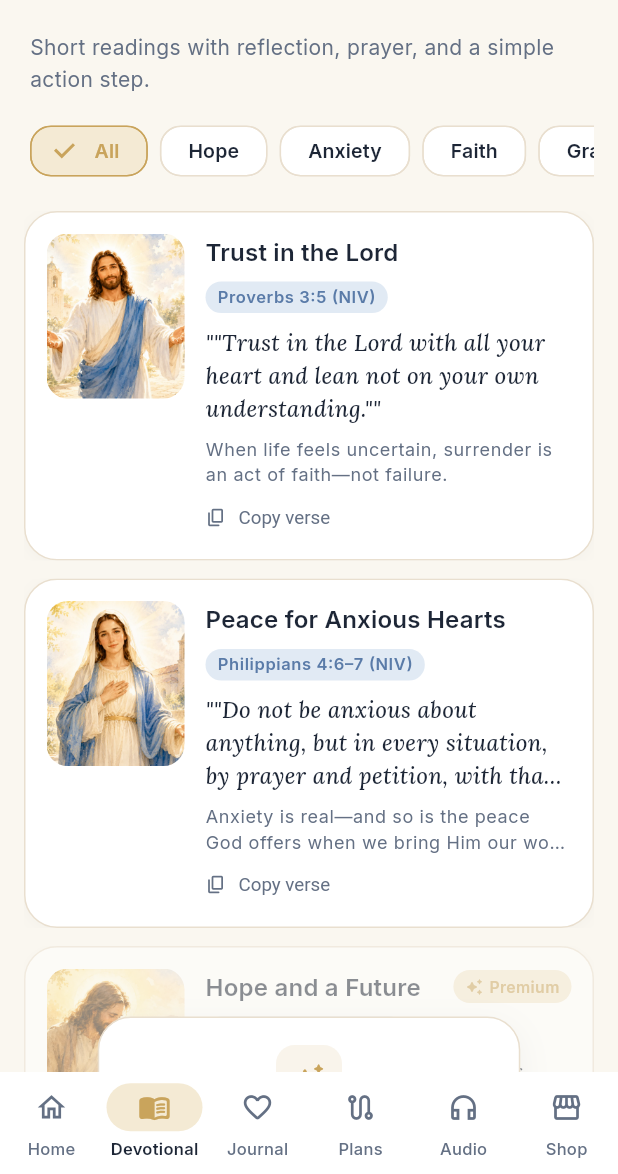
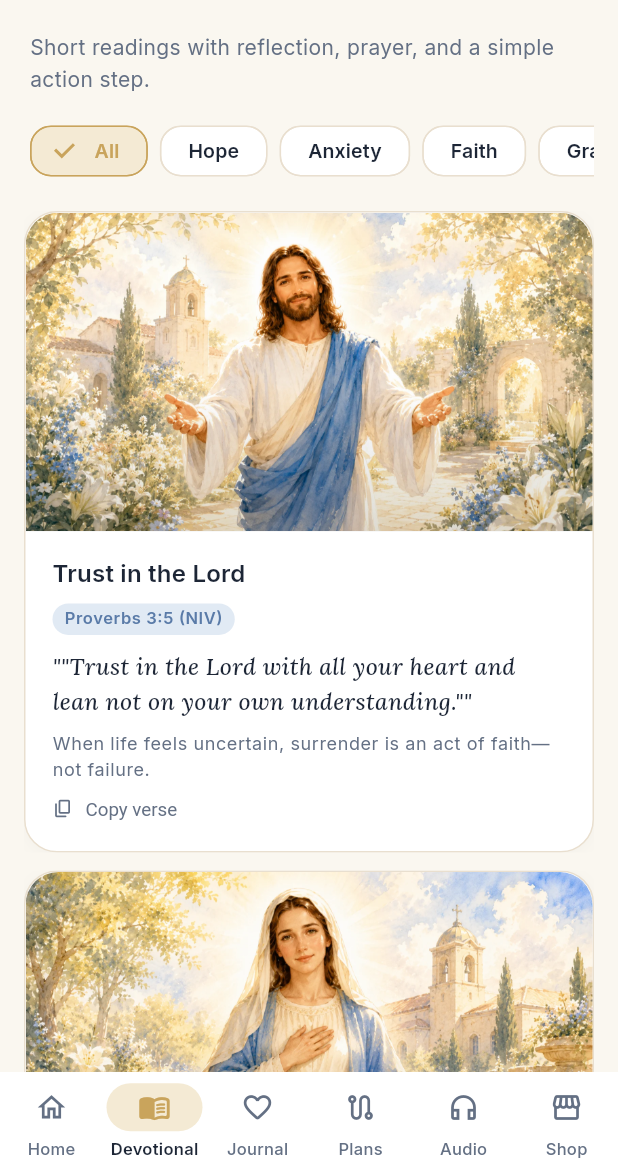
Before and after one commit to versestudio-apps/verselight, a Flutter app: the screen it shows after launch, item 2 of the bottom bar chosen, on a phone screen of 412 x 824 dp, the part 62-1236 px from its top. Run offline on Flutter 3.47's test engine with Material 3 defaults, Android fonts, the phone set to English and light mode, and no system bars; our stand-ins replace firebase_core, google_fonts, shared_preferences; accounts and stored records are empty.

Commit message:
fix(ui): improve devotional and plan image frames

```diff
--- a/lib/utils/devotional_images.dart
+++ b/lib/utils/devotional_images.dart
@@ -1,3 +1,5 @@
+import 'package:flutter/painting.dart' show Alignment;
+
 /// Central registry of AI-generated devotional artwork paths.
 ///
 /// All artwork lives in `assets/images/devotional/` as WebP (q85, encoded
@@ -41,6 +43,29 @@ class DevotionalImages {
   static const String saintFrancis = '${_base}saint_francis.webp';
   static const String saintTherese = '${_base}saint_therese.webp';
   static const String saintMichael = '${_base}saint_michael.webp';
+
+  static const Set<String> _portraits = {
+    catholicShepherd,
+    josephFamily,
+    saintFrancis,
+    saintTherese,
+    saintMichael,
+  };
+
+  /// True if [path] is a known portrait (3:4) master.
+  ///
+  /// The `for*` helpers below intentionally avoid routing portraits into
+  /// 16:9 hero / detail / header slots — but a portrait *can* still legally
+  /// flow into a square slot (e.g. audio artwork). UI widgets that render
+  /// portraits in non-portrait frames should pass `Alignment.topCenter` to
+  /// `DevotionalImage` so the subject's head/face stays in view.
+  static bool isPortrait(String path) => _portraits.contains(path);
+
+  /// Sensible default alignment for [DevotionalImage] when using
+  /// `BoxFit.cover`. Portraits anchor to top-center (head/face preserved);
+  /// landscapes center as usual.
+  static Alignment alignmentFor(String path) =>
+      isPortrait(path) ? Alignment.topCenter : Alignment.center;
 
   // Landscape masters (16:9). Use for hero / detail / plan-header slots.
   static const String catholicShepherdLandscape =
--- a/lib/widgets/devotional_image.dart
+++ b/lib/widgets/devotional_image.dart
@@ -14,6 +14,7 @@ class DevotionalImage extends StatelessWidget {
     this.height,
     this.width,
     this.fit = BoxFit.cover,
+    this.alignment = Alignment.center,
     this.borderRadius,
     this.fallbackIcon = Icons.auto_stories_rounded,
     this.overlay,
@@ -25,6 +26,12 @@ class DevotionalImage extends StatelessWidget {
   final double? height;
   final double? width;
   final BoxFit fit;
+
+  /// Anchor when [fit] is `BoxFit.cover` and the source aspect ratio
+  /// doesn't match the slot. Defaults to center; use
+  /// `Alignment.topCenter` when rendering a portrait (3:4) into a wider
+  /// slot so faces / heads aren't cropped from the top.
+  final Alignment alignment;
   final BorderRadius? borderRadius;
 
   /// Drawn over the bottom of the image (e.g. text on a hero).
@@ -43,6 +50,7 @@ class DevotionalImage extends StatelessWidget {
       height: height,
       width: width,
       fit: fit,
+      alignment: alignment,
       semanticLabel: semanticLabel,
       errorBuilder: (context, error, stack) => _Fallback(
         height: height,
@@ -107,6 +115,7 @@ class DevotionalHeroImage extends StatelessWidget {
     super.key,
     required this.assetPath,
     this.aspectRatio = 16 / 9,
+    this.alignment = Alignment.center,
     this.borderRadius,
     this.overlay,
     this.darken = 0.18,
@@ -115,6 +124,10 @@ class DevotionalHeroImage extends StatelessWidget {
 
   final String assetPath;
   final double aspectRatio;
+
+  /// Cover-fit alignment — pass `Alignment.topCenter` when feeding a
+  /// portrait into a 16:9 hero so faces aren't cropped from the top.
+  final Alignment alignment;
   final BorderRadius? borderRadius;
 
   /// Optional widget drawn on top (e.g. title + verse).
@@ -132,6 +145,7 @@ class DevotionalHeroImage extends StatelessWidget {
       child: DevotionalImage(
         assetPath: assetPath,
         fit: BoxFit.cover,
+        alignment: alignment,
         borderRadius: radius,
         semanticLabel: semanticLabel,
         overlay: Stack(
--- a/lib/widgets/verse_card.dart
+++ b/lib/widgets/verse_card.dart
@@ -2,9 +2,14 @@ import 'package:flutter/material.dart';
 import 'package:flutter/services.dart';
 import 'package:google_fonts/google_fonts.dart';
 
+import '../utils/devotional_images.dart';
 import '../utils/theme.dart';
 import 'devotional_image.dart';
 
+/// Devotional list card. When [imagePath] is provided, the artwork is
+/// rendered as a full-width 16:9 banner on top of the text content so
+/// landscape masters (Phase 08E) display in their native ratio without
+/// being squeezed into a tiny side thumbnail.
 class VerseCard extends StatelessWidget {
   const VerseCard({
     super.key,
@@ -43,52 +48,49 @@ class VerseCard extends StatelessWidget {
             border: Border.all(color: AppColors.border),
             boxShadow: AppShadows.hairline,
           ),
-          child: Padding(
-            padding: const EdgeInsets.all(14),
-            child: Row(
-              crossAxisAlignment: CrossAxisAlignment.start,
+          child: Column(
+            crossAxisAlignment: CrossAxisAlignment.stretch,
             children: [
-                if (imagePath != null) ...[
-                  DevotionalImage(
+              if (imagePath != null)
+                DevotionalHeroImage(
                   assetPath: imagePath!,
-                    width: 92,
-                    height: 110,
-                    borderRadius: BorderRadius.circular(14),
-                    semanticLabel: title,
+                  aspectRatio: 16 / 9,
+                  alignment: DevotionalImages.alignmentFor(imagePath!),
+                  borderRadius: const BorderRadius.only(
+                    topLeft: Radius.circular(AppRadii.card),
+                    topRight: Radius.circular(AppRadii.card),
                   ),
-                  const SizedBox(width: 14),
-                ],
-                Expanded(
+                  // Pills sit on the banner, so darken slightly more than
+                  // a plain image so the pill chrome stays legible.
+                  darken: (isCompleted || isPremium) ? 0.22 : 0.12,
+                  semanticLabel: title ?? verseRef,
+                  overlay: (isCompleted || isPremium)
+                      ? Padding(
+                          padding: const EdgeInsets.all(12),
+                          child: Align(
+                            alignment: Alignment.topRight,
+                            child: _BannerPill(
+                              icon: isCompleted
+                                  ? Icons.check_circle_rounded
+                                  : Icons.auto_awesome_rounded,
+                              label: isCompleted ? 'Read' : 'Premium',
+                            ),
+                          ),
+                        )
+                      : null,
+                ),
+              Padding(
+                padding: const EdgeInsets.fromLTRB(18, 16, 18, 14),
                 child: Column(
                   crossAxisAlignment: CrossAxisAlignment.start,
                   children: [
-                      if (title != null)
-                        Row(
-                          children: [
-                            Expanded(
-                              child: Text(
+                    if (title != null) ...[
+                      Text(
                         title!,
                         style: theme.textTheme.titleMedium,
                       ),
-                            ),
-                            if (isCompleted)
-                              _StatusPill(
-                                icon: Icons.check_rounded,
-                                label: 'Read',
-                                color: AppColors.sageGreen,
-                                background: AppColors.sageMist,
-                              )
-                            else if (isPremium)
-                              _StatusPill(
-                                icon: Icons.auto_awesome_rounded,
-                                label: 'Premium',
-                                color: AppColors.warmGold,
-                                background:
-                                    AppColors.goldTint.withValues(alpha: 0.6),
-                              ),
+                      const SizedBox(height: 8),
                     ],
-                        ),
-                      if (title != null) const SizedBox(height: 8),
                     Container(
                       padding: const EdgeInsets.symmetric(
                         horizontal: 8,
@@ -108,11 +110,11 @@ class VerseCard extends StatelessWidget {
                         ),
                       ),
                     ),
-                      const SizedBox(height: 8),
+                    const SizedBox(height: 10),
                     Text(
                       '"$verseText"',
                       style: GoogleFonts.lora(
-                          fontSize: 15,
+                        fontSize: 15.5,
                         fontStyle: FontStyle.italic,
                         height: 1.5,
                         color: AppColors.deepNavy,
@@ -130,7 +132,7 @@ class VerseCard extends StatelessWidget {
                         overflow: TextOverflow.ellipsis,
                       ),
                     ],
-                      const SizedBox(height: 6),
+                    const SizedBox(height: 4),
                     Align(
                       alignment: Alignment.centerLeft,
                       child: TextButton.icon(
@@ -162,43 +164,39 @@ class VerseCard extends StatelessWidget {
           ),
         ),
       ),
-      ),
     );
   }
 }
 
-class _StatusPill extends StatelessWidget {
-  const _StatusPill({
-    required this.icon,
-    required this.label,
-    required this.color,
-    required this.background,
-  });
+/// Compact pill shown on top of a banner image. White-on-glass styling
+/// keeps it legible against any artwork that flows behind it.
+class _BannerPill extends StatelessWidget {
+  const _BannerPill({required this.icon, required this.label});
 
   final IconData icon;
   final String label;
-  final Color color;
-  final Color background;
 
   @override
   Widget build(BuildContext context) {
     return Container(
-      padding: const EdgeInsets.symmetric(horizontal: 8, vertical: 3),
+      padding: const EdgeInsets.symmetric(horizontal: 10, vertical: 4),
       decoration: BoxDecoration(
-        color: background,
+        color: Colors.white.withValues(alpha: 0.22),
         borderRadius: BorderRadius.circular(AppRadii.pill),
+        border: Border.all(color: Colors.white.withValues(alpha: 0.55)),
       ),
       child: Row(
         mainAxisSize: MainAxisSize.min,
         children: [
-          Icon(icon, size: 12, color: color),
+          Icon(icon, size: 13, color: Colors.white),
           const SizedBox(width: 4),
           Text(
             label,
-            style: TextStyle(
-              fontSize: 10.5,
+            style: const TextStyle(
+              fontSize: 11,
               fontWeight: FontWeight.w600,
-              color: color,
+              color: Colors.white,
+              letterSpacing: 0.2,
             ),
           ),
         ],
```
Also changed, not shown: lib/widgets/reading_plan_card.dart (+82 -52 lines). Lines whose indentation alone changed are shown as unchanged.
